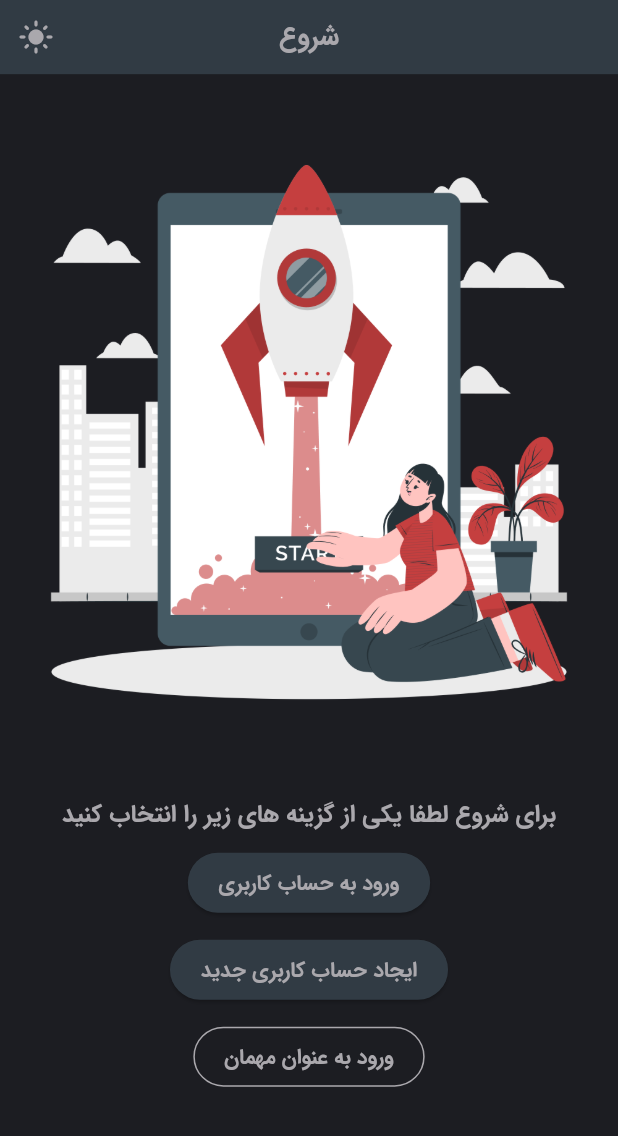
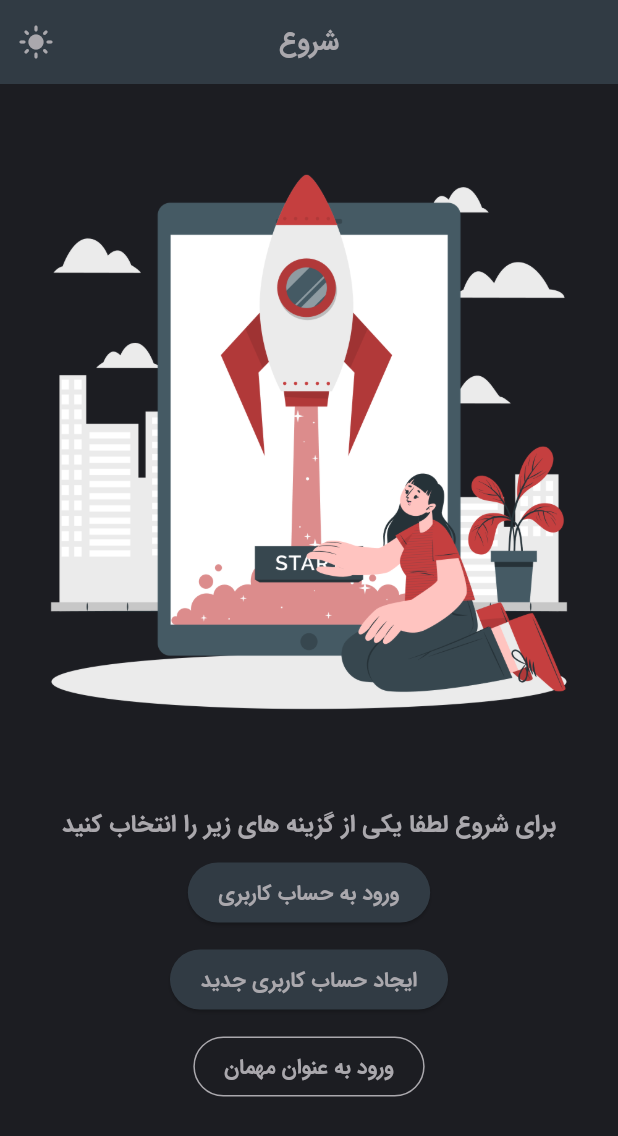
Before and after one commit to iam-hosseindarvishi/sell_pro, a Flutter app: the screen it shows after launch, on a phone screen of 412 x 824 dp. Shown: the top 1136 px of the screen. Run offline on Flutter 3.47's test engine with Material 3 defaults, Android fonts, the phone set to English and light mode, and no system bars; our stand-ins replace flutter_riverpod, hexcolor, image_picker; missing offline and left inert: dart:ffi.

Commit message:
fix: fix appbar height

```diff
--- a/lib/src/shared/widgets/app_appbar.dart
+++ b/lib/src/shared/widgets/app_appbar.dart
@@ -29,6 +29,5 @@ class AppAppbar extends StatelessWidget implements PreferredSizeWidget {
 
   @override
   // TODO: implement preferredSize
-  Size get preferredSize =>
-      Size.fromHeight(MediaQuery.sizeOf(context).height * 0.06);
+  Size get preferredSize => Size.fromHeight(kToolbarHeight);
 }
```
